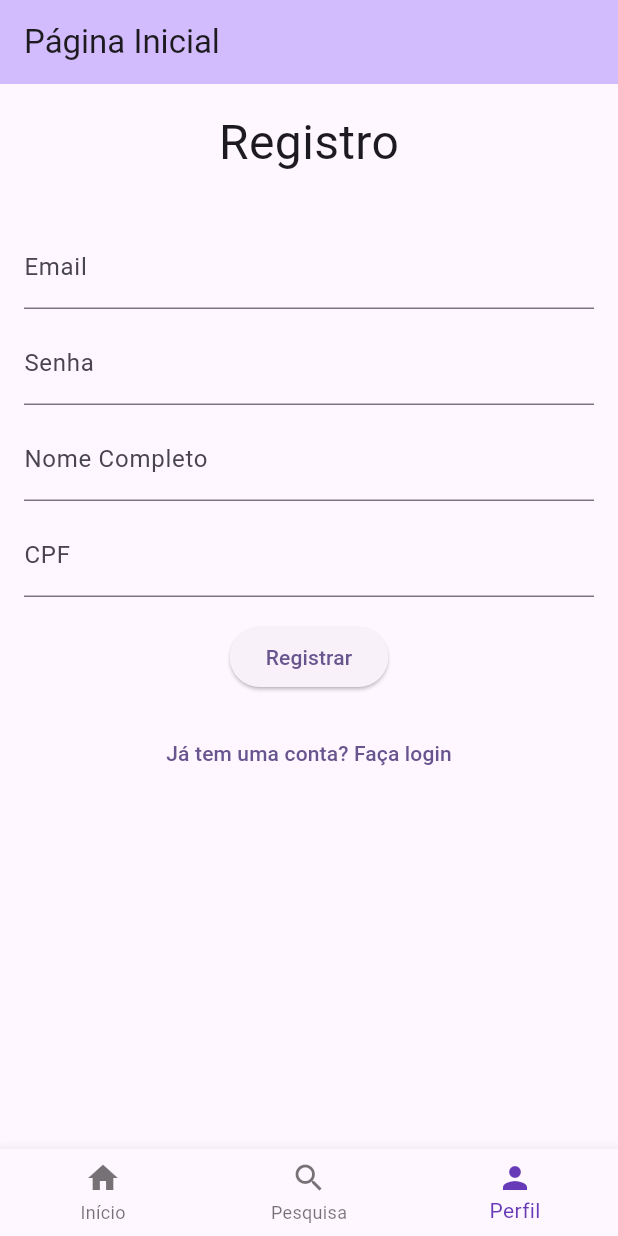
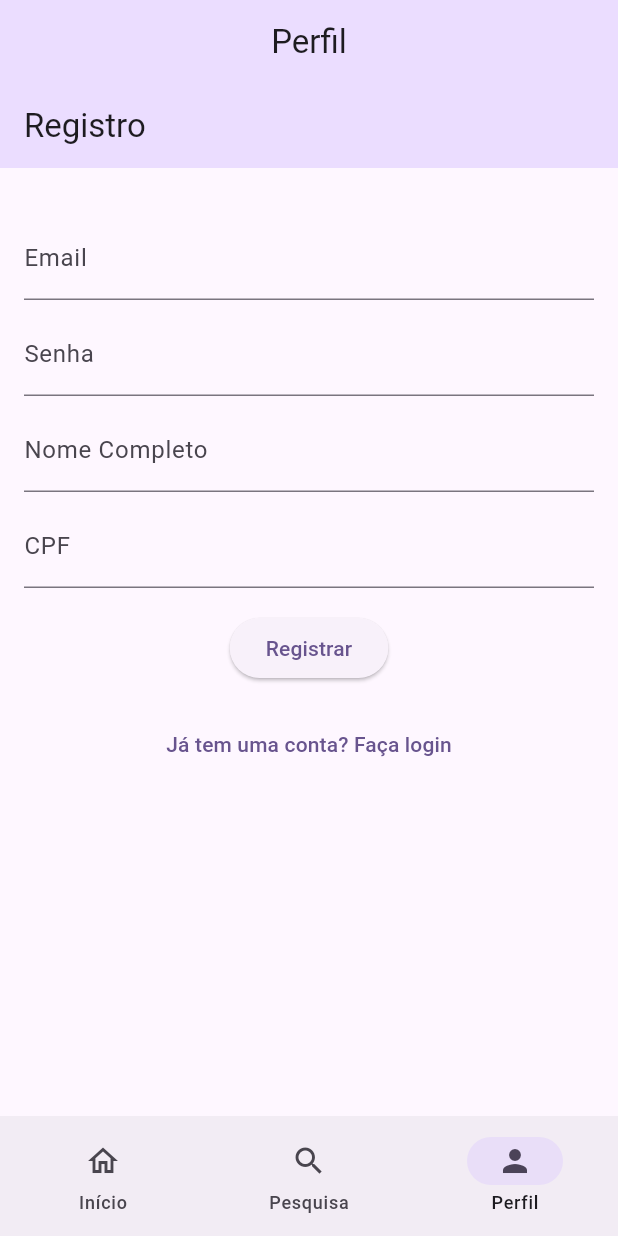
Before and after one commit to gustavosett/tcc-final, a Flutter app: the screen it shows after launch, item 3 of the bottom bar chosen, on a phone screen of 412 x 824 dp. Run offline on Flutter 3.47's test engine with Material 3 defaults, Android fonts, the light colour scheme and no system bars; our stand-ins replace cached_network_image, shared_preferences; accounts and stored records are empty; network calls fail.

Commit message:
update style

```diff
--- a/frontend/lib/main.dart
+++ b/frontend/lib/main.dart
@@ -5,7 +5,7 @@ import 'package:shared_preferences/shared_preferences.dart'; // Para armazenamen
 import 'package:cached_network_image/cached_network_image.dart';
 
 void main() async {
-  WidgetsFlutterBinding.ensureInitialized(); // Certifique-se de que isso está presente
+  WidgetsFlutterBinding.ensureInitialized();
   runApp(const MyApp());
 }
 
@@ -17,12 +17,12 @@ class MyApp extends StatelessWidget {
   @override
   Widget build(BuildContext context) {
     return MaterialApp(
-      title: 'Flutter com Autenticação e Perfil',
+      title: 'MesApp',
       theme: ThemeData(
-        colorScheme: ColorScheme.fromSeed(seedColor: Colors.deepPurple),
         useMaterial3: true,
+        colorSchemeSeed: Colors.deepPurple,
       ),
-      home: const MyHomePage(title: 'Página Inicial'),
+      home: const MyHomePage(title: 'MesApp'),
     );
   }
 }
@@ -34,20 +34,6 @@ class MyHomePage extends StatefulWidget {
 
   @override
   State<MyHomePage> createState() => _MyHomePageState();
-}
-
-class HomePlaceholderPage extends StatelessWidget {
-  const HomePlaceholderPage({super.key});
-
-  @override
-  Widget build(BuildContext context) {
-    return const Center(
-      child: Text(
-        'Página Home',
-        style: TextStyle(fontSize: 24),
-      ),
-    );
-  }
 }
 
 class _MyHomePageState extends State<MyHomePage> {
@@ -65,32 +51,38 @@ class _MyHomePageState extends State<MyHomePage> {
     });
   }
 
+  final List<String> _titles = ['Início', 'Pesquisa', 'Perfil'];
+
   @override
   Widget build(BuildContext context) {
     return Scaffold(
       appBar: AppBar(
-        title: Text(widget.title),
-        backgroundColor: Theme.of(context).colorScheme.inversePrimary,
+        title: Text(_titles[_selectedIndex]),
+        centerTitle: true,
+        backgroundColor: Theme.of(context).colorScheme.primaryContainer,
+        elevation: 0,
       ),
       body: _pages.elementAt(_selectedIndex),
-      bottomNavigationBar: BottomNavigationBar(
-        items: const <BottomNavigationBarItem>[
-          BottomNavigationBarItem(
-            icon: Icon(Icons.home),
+      bottomNavigationBar: NavigationBar(
+        selectedIndex: _selectedIndex,
+        onDestinationSelected: _onItemTapped,
+        destinations: const <NavigationDestination>[
+          NavigationDestination(
+            icon: Icon(Icons.home_outlined),
+            selectedIcon: Icon(Icons.home),
             label: 'Início',
           ),
-          BottomNavigationBarItem(
-            icon: Icon(Icons.search),
+          NavigationDestination(
+            icon: Icon(Icons.search_outlined),
+            selectedIcon: Icon(Icons.search),
             label: 'Pesquisa',
           ),
-          BottomNavigationBarItem(
-            icon: Icon(Icons.person),
+          NavigationDestination(
+            icon: Icon(Icons.person_outline),
+            selectedIcon: Icon(Icons.person),
             label: 'Perfil',
           ),
         ],
-        currentIndex: _selectedIndex,
-        selectedItemColor: Colors.deepPurple,
-        onTap: _onItemTapped,
       ),
     );
   }
@@ -214,7 +206,6 @@ class _HomePageState extends State<HomePage> {
         itemCount: restaurants.length + (hasMore ? 1 : 0),
         itemBuilder: (context, index) {
           if (index == restaurants.length) {
-            // Exibe o indicador de carregamento no final da lista
             return const Padding(
               padding: EdgeInsets.symmetric(vertical: 16),
               child: Center(child: CircularProgressIndicator()),
@@ -225,7 +216,6 @@ class _HomePageState extends State<HomePage> {
           return RestaurantListItem(
             restaurant: restaurant,
             onTap: () {
-              // Navegar para a página de detalhes do restaurante
               Navigator.push(
                 context,
                 MaterialPageRoute(
@@ -241,7 +231,6 @@ class _HomePageState extends State<HomePage> {
   }
 }
 
-// Página de Pesquisa
 class SearchPage extends StatelessWidget {
   const SearchPage({super.key});
 
@@ -289,7 +278,6 @@ class Item {
     );
   }
 }
-
 
 class User {
   final String email;
@@ -386,7 +374,8 @@ class Restaurant {
 class RestaurantDetailPage extends StatefulWidget {
   final Restaurant restaurant;
 
-  const RestaurantDetailPage({Key? key, required this.restaurant}) : super(key: key);
+  const RestaurantDetailPage({Key? key, required this.restaurant})
+      : super(key: key);
 
   @override
   _RestaurantDetailPageState createState() => _RestaurantDetailPageState();
@@ -413,7 +402,8 @@ class _RestaurantDetailPageState extends State<RestaurantDetailPage> {
   }
 
   Future<void> _fetchRestaurantDetails() async {
-    final url = '${MyApp.urlBackend}/api/v1/restaurants/${widget.restaurant.id}';
+    final url =
+        '${MyApp.urlBackend}/api/v1/restaurants/${widget.restaurant.id}';
 
     try {
       final response = await http.get(
@@ -451,15 +441,14 @@ class _RestaurantDetailPageState extends State<RestaurantDetailPage> {
 
   void _onScheduleButtonPressed() {
     if (accessToken != null) {
-      // Usuário está logado, navegar para a página de agendamento
       Navigator.push(
         context,
         MaterialPageRoute(
-          builder: (context) => BookingPage(restaurantId: widget.restaurant.id),
+          builder: (context) =>
+              BookingPage(restaurantId: widget.restaurant.id),
         ),
       );
     } else {
-      // Usuário não está logado, navegar para a página de login
       Navigator.push(
         context,
         MaterialPageRoute(builder: (context) => const AuthPage()),
@@ -497,12 +486,11 @@ class _RestaurantDetailPageState extends State<RestaurantDetailPage> {
     return Scaffold(
       appBar: AppBar(
         title: Text(restaurant.name),
-        backgroundColor: Theme.of(context).colorScheme.inversePrimary,
+        backgroundColor: Theme.of(context).colorScheme.primaryContainer,
       ),
       body: SingleChildScrollView(
         child: Column(
           children: [
-            // Imagem Grande do Restaurante usando CachedNetworkImage
             CachedNetworkImage(
               imageUrl: restaurant.image.isNotEmpty
                   ? restaurant.image
@@ -524,7 +512,6 @@ class _RestaurantDetailPageState extends State<RestaurantDetailPage> {
               ),
             ),
             const SizedBox(height: 16),
-            // Informações Básicas
             Padding(
               padding: const EdgeInsets.symmetric(horizontal: 16.0),
               child: Column(
@@ -532,7 +519,8 @@ class _RestaurantDetailPageState extends State<RestaurantDetailPage> {
                 children: [
                   Text(
                     restaurant.name,
-                    style: const TextStyle(fontSize: 24, fontWeight: FontWeight.bold),
+                    style: const TextStyle(
+                        fontSize: 24, fontWeight: FontWeight.bold),
                   ),
                   const SizedBox(height: 8),
                   Text(
@@ -564,7 +552,6 @@ class _RestaurantDetailPageState extends State<RestaurantDetailPage> {
                     ],
                   ),
                   const SizedBox(height: 16),
-                  // Botão de Agendar
                   SizedBox(
                     width: double.infinity,
                     child: ElevatedButton(
@@ -573,10 +560,10 @@ class _RestaurantDetailPageState extends State<RestaurantDetailPage> {
                     ),
                   ),
                   const SizedBox(height: 16),
-                  // Lista de Itens (Menu)
                   const Text(
                     'Itens do Menu',
-                    style: TextStyle(fontSize: 20, fontWeight: FontWeight.bold),
+                    style: TextStyle(
+                        fontSize: 20, fontWeight: FontWeight.bold),
                   ),
                   const SizedBox(height: 8),
                   restaurant.items.isEmpty
@@ -601,13 +588,17 @@ class _RestaurantDetailPageState extends State<RestaurantDetailPage> {
                                         width: 80,
                                         height: 80,
                                         fit: BoxFit.cover,
-                                        placeholder: (context, url) => Container(
+                                        placeholder: (context, url) =>
+                                            Container(
                                           width: 80,
                                           height: 80,
                                           color: Colors.grey[200],
-                                          child: const Center(child: CircularProgressIndicator()),
+                                          child: const Center(
+                                              child:
+                                                  CircularProgressIndicator()),
                                         ),
-                                        errorWidget: (context, url, error) => Container(
+                                        errorWidget:
+                                            (context, url, error) => Container(
                                           width: 80,
                                           height: 80,
                                           color: Colors.grey[300],
@@ -640,9 +631,6 @@ class _RestaurantDetailPageState extends State<RestaurantDetailPage> {
   }
 }
 
-
-
-
 class RestaurantListItem extends StatelessWidget {
   final Restaurant restaurant;
   final VoidCallback onTap;
@@ -657,8 +645,10 @@ class RestaurantListItem extends StatelessWidget {
   Widget build(BuildContext context) {
     return InkWell(
       onTap: onTap,
+      splashColor: Theme.of(context).colorScheme.primary.withOpacity(0.1),
       child: Card(
         margin: const EdgeInsets.symmetric(vertical: 4, horizontal: 8),
+        elevation: 2,
         child: Padding(
           padding: const EdgeInsets.all(8.0),
           child: Row(
@@ -666,19 +656,25 @@ class RestaurantListItem extends StatelessWidget {
               // Imagem do Restaurante
               ClipRRect(
                 borderRadius: BorderRadius.circular(8),
-                child: Image.network(
-                  restaurant.image.isNotEmpty ? restaurant.image : 'https://via.placeholder.com/60',
+                child: CachedNetworkImage(
+                  imageUrl: restaurant.image.isNotEmpty
+                      ? restaurant.image
+                      : 'https://via.placeholder.com/60',
                   width: 60,
                   height: 60,
                   fit: BoxFit.cover,
-                  errorBuilder: (context, error, stackTrace) {
-                    return Container(
-                      width: 60,
-                      height: 60,
-                      color: Colors.grey[300],
-                      child: const Icon(Icons.restaurant, color: Colors.grey),
-                    );
-                  },
+                  placeholder: (context, url) => Container(
+                    width: 60,
+                    height: 60,
+                    color: Colors.grey[200],
+                    child: const Center(child: CircularProgressIndicator()),
+                  ),
+                  errorWidget: (context, url, error) => Container(
+                    width: 60,
+                    height: 60,
+                    color: Colors.grey[300],
+                    child: const Icon(Icons.restaurant, color: Colors.grey),
+                  ),
                 ),
               ),
               const SizedBox(width: 8),
@@ -689,7 +685,9 @@ class RestaurantListItem extends StatelessWidget {
                   children: [
                     // Nome do Restaurante
                     Text(
-                      restaurant.name.isNotEmpty ? restaurant.name : 'Sem Nome',
+                      restaurant.name.isNotEmpty
+                          ? restaurant.name
+                          : 'Sem Nome',
                       style: const TextStyle(
                         fontSize: 16,
                         fontWeight: FontWeight.bold,
@@ -698,7 +696,9 @@ class RestaurantListItem extends StatelessWidget {
                     const SizedBox(height: 4),
                     // Descrição do Restaurante
                     Text(
-                      restaurant.description.isNotEmpty ? restaurant.description : 'Sem Descrição',
+                      restaurant.description.isNotEmpty
+                          ? restaurant.description
+                          : 'Sem Descrição',
                       maxLines: 2,
                       overflow: TextOverflow.ellipsis,
                     ),
@@ -722,8 +722,6 @@ class RestaurantListItem extends StatelessWidget {
   }
 }
 
-
-
 class Book {
   final String restaurantId;
   final int peopleQuantity;
@@ -747,11 +745,13 @@ class Book {
     return Book(
       restaurantId: json['restaurant_id'] ?? '',
       peopleQuantity: json['people_quantity'] ?? 0,
-      reservedFor: DateTime.tryParse(json['reserved_for'] ?? '') ?? DateTime.now(),
+      reservedFor:
+          DateTime.tryParse(json['reserved_for'] ?? '') ?? DateTime.now(),
       id: json['id'] ?? '',
       ownerId: json['owner_id'] ?? '',
       active: json['active'] ?? false,
-      createdAt: DateTime.tryParse(json['created_at'] ?? '') ?? DateTime.now(),
+      createdAt:
+          DateTime.tryParse(json['created_at'] ?? '') ?? DateTime.now(),
     );
   }
 }
@@ -791,7 +791,6 @@ class _BookingPageState extends State<BookingPage> {
     String? accessToken = prefs.getString('access_token');
 
     if (accessToken == null) {
-      // Usuário não está logado, redirecionar para login
       Navigator.pushReplacement(
         context,
         MaterialPageRoute(builder: (context) => const AuthPage()),
@@ -823,17 +822,15 @@ class _BookingPageState extends State<BookingPage> {
         Book newBook = Book.fromJson(responseData);
 
         if (!newBook.active) {
-          // Reserva não está ativa, redirecionar para a página de pagamento
           Navigator.pushReplacement(
             context,
             MaterialPageRoute(builder: (context) => PaymentPage(book: newBook)),
           );
         } else {
-          // Reserva ativa, mostrar confirmação
           ScaffoldMessenger.of(context).showSnackBar(
             const SnackBar(content: Text('Reserva realizada com sucesso!')),
           );
-          Navigator.pop(context); // Volta para a página de detalhes do restaurante
+          Navigator.pop(context);
         }
       } else {
         setState(() {
@@ -883,7 +880,7 @@ class _BookingPageState extends State<BookingPage> {
     return Scaffold(
       appBar: AppBar(
         title: const Text('Agendar Reserva'),
-        backgroundColor: Theme.of(context).colorScheme.inversePrimary,
+        backgroundColor: Theme.of(context).colorScheme.primaryContainer,
       ),
       body: Padding(
         padding: const EdgeInsets.all(16.0),
@@ -893,7 +890,6 @@ class _BookingPageState extends State<BookingPage> {
                 key: _formKey,
                 child: Column(
                   children: [
-                    // Campo para selecionar a quantidade de pessoas
                     TextFormField(
                       initialValue: _peopleQuantity.toString(),
                       decoration: const InputDecoration(
@@ -917,7 +913,6 @@ class _BookingPageState extends State<BookingPage> {
                       },
                     ),
                     const SizedBox(height: 16),
-                    // Botão para selecionar a data e hora
                     Row(
                       children: [
                         Expanded(
@@ -934,14 +929,12 @@ class _BookingPageState extends State<BookingPage> {
                       ],
                     ),
                     const SizedBox(height: 16),
-                    // Mensagem de erro
                     if (errorMessage != null)
                       Text(
                         errorMessage!,
                         style: const TextStyle(color: Colors.red),
                       ),
                     const SizedBox(height: 16),
-                    // Botão para enviar a reserva
                     ElevatedButton(
                       onPressed: _submitBooking,
                       child: const Text('Confirmar Reserva'),
@@ -954,7 +947,6 @@ class _BookingPageState extends State<BookingPage> {
   }
 }
 
-
 class PaymentPage extends StatelessWidget {
   final Book book;
 
@@ -968,7 +960,7 @@ class PaymentPage extends StatelessWidget {
     return Scaffold(
       appBar: AppBar(
         title: const Text('Pagamento'),
-        backgroundColor: Theme.of(context).colorScheme.inversePrimary,
+        backgroundColor: Theme.of(context).colorScheme.primaryContainer,
       ),
       body: Padding(
         padding: const EdgeInsets.all(16.0),
@@ -1004,8 +996,6 @@ class PaymentPage extends StatelessWidget {
   }
 }
 
-
-// Página de Perfil
 class ProfilePage extends StatefulWidget {
   const ProfilePage({super.key});
 
@@ -1064,7 +1054,6 @@ class _ProfilePageState extends State<ProfilePage> {
 
       if (response.statusCode == 200) {
         final responseData = jsonDecode(response.body);
-        // Envolva a conversão em um try-catch interno
         try {
           User parsedUser = User.fromJson(responseData);
           setState(() {
@@ -1078,7 +1067,6 @@ class _ProfilePageState extends State<ProfilePage> {
           });
         }
       } else {
-        // Token inválido ou usuário não autenticado
         setState(() {
           errorMessage = 'Sessão expirada. Por favor, faça login novamente.';
           isLoading = false;
@@ -1107,17 +1095,14 @@ class _ProfilePageState extends State<ProfilePage> {
   @override
   Widget build(BuildContext context) {
     if (isLoading) {
-      // Exibe um indicador de carregamento enquanto busca os dados
       return const Center(child: CircularProgressIndicator());
     }
 
     if (accessToken == null) {
-      // Se não estiver logado, exibe a página de autenticação
       return const AuthPage();
     }
 
     if (errorMessage != null) {
-      // Exibe a mensagem de erro
       return Center(
         child: Column(
           mainAxisAlignment: MainAxisAlignment.center,
@@ -1139,7 +1124,6 @@ class _ProfilePageState extends State<ProfilePage> {
       );
     }
 
-    // Se estiver logado e os dados do usuário foram carregados
     return SingleChildScrollView(
       padding: const EdgeInsets.all(16.0),
       child: user == null
@@ -1179,19 +1163,27 @@ class _ProfilePageState extends State<ProfilePage> {
                           final restaurant = user!.restaurants[index];
                           return Card(
                             child: ListTile(
-                              leading: Image.network(
-                                restaurant.image,
+                              leading: CachedNetworkImage(
+                                imageUrl: restaurant.image.isNotEmpty
+                                    ? restaurant.image
+                                    : 'https://via.placeholder.com/50',
                                 width: 50,
                                 height: 50,
                                 fit: BoxFit.cover,
-                                errorBuilder: (context, error, stackTrace) {
-                                  return const Icon(Icons.restaurant);
-                                },
+                                placeholder: (context, url) => Container(
+                                  width: 50,
+                                  height: 50,
+                                  color: Colors.grey[200],
+                                  child: const Center(
+                                      child: CircularProgressIndicator()),
+                                ),
+                                errorWidget: (context, url, error) =>
+                                    const Icon(Icons.restaurant),
                               ),
                               title: Text(restaurant.name),
                               subtitle: Text(restaurant.description),
                               onTap: () {
-                                // Ação ao tocar no restaurante (pode navegar para detalhes)
+                                // Ação ao tocar no restaurante
                               },
                             ),
                           );
@@ -1219,10 +1211,8 @@ class _ProfilePageState extends State<ProfilePage> {
                               subtitle: Column(
                                 crossAxisAlignment: CrossAxisAlignment.start,
                                 children: [
-                                  Text(
-                                      'Restaurante ID: ${book.restaurantId}'), // Você pode mapear para o nome do restaurante se tiver essa informação
-                                  Text(
-                                      'Pessoas: ${book.peopleQuantity}'),
+                                  Text('Restaurante ID: ${book.restaurantId}'),
+                                  Text('Pessoas: ${book.peopleQuantity}'),
                                   Text(
                                       'Reservado para: ${book.reservedFor.toLocal()}'),
                                   Text(
@@ -1230,7 +1220,7 @@ class _ProfilePageState extends State<ProfilePage> {
                                 ],
                               ),
                               onTap: () {
-                                // Ação ao tocar na reserva (pode navegar para detalhes)
+                                // Ação ao tocar na reserva
                               },
                             ),
                           );
@@ -1247,8 +1237,8 @@ class _ProfilePageState extends State<ProfilePage> {
                     child: const Text(
                       'Logout',
                       style: TextStyle(
-                        fontWeight: FontWeight.bold, // Torna o texto em negrito
-                        color: Colors.white, // Define a cor do texto como branco
+                        fontWeight: FontWeight.bold,
+                        color: Colors.white,
                       ),
                     ),
                   ),
@@ -1259,7 +1249,6 @@ class _ProfilePageState extends State<ProfilePage> {
   }
 }
 
-// Página de Autenticação (Registro e Login)
 class AuthPage extends StatefulWidget {
   const AuthPage({super.key});
 
@@ -1278,11 +1267,12 @@ class _AuthPageState extends State<AuthPage> {
 
   @override
   Widget build(BuildContext context) {
-    return showLogin ? LoginForm(toggleForm: toggleForm) : SignupForm(toggleForm: toggleForm);
-  }
-}
-
-// Formulário de Registro
+    return showLogin
+        ? LoginForm(toggleForm: toggleForm)
+        : SignupForm(toggleForm: toggleForm);
+  }
+}
+
 class SignupForm extends StatefulWidget {
   final VoidCallback toggleForm;
 
@@ -1315,7 +1305,8 @@ class _SignupFormState extends State<SignupForm> {
     final body = jsonEncode({
       'email': _emailController.text,
       'password': _passwordController.text,
-      'full_name': _fullNameController.text.isEmpty ? null : _fullNameController.text,
+      'full_name':
+          _fullNameController.text.isEmpty ? null : _fullNameController.text,
       'cpf': _cpfController.text,
     });
 
@@ -1327,7 +1318,6 @@ class _SignupFormState extends State<SignupForm> {
       );
 
       if (response.statusCode == 200 || response.statusCode == 201) {
-        // Registro bem-sucedido, alternar para o formulário de login
         ScaffoldMessenger.of(context).showSnackBar(
           const SnackBar(content: Text('Registro realizado com sucesso!')),
         );
@@ -1356,15 +1346,14 @@ class _SignupFormState extends State<SignupForm> {
   @override
   Widget build(BuildContext context) {
     return Scaffold(
+      appBar: AppBar(
+        title: const Text('Registro'),
+        backgroundColor: Theme.of(context).colorScheme.primaryContainer,
+      ),
       body: SingleChildScrollView(
         padding: const EdgeInsets.all(16.0),
         child: Column(
           children: [
-            const Text(
-              'Registro',
-              style: TextStyle(fontSize: 32),
-            ),
-            const SizedBox(height: 16),
             if (errorMessage != null)
               Text(
                 errorMessage!,
@@ -1384,7 +1373,8 @@ class _SignupFormState extends State<SignupForm> {
                       if (value == null || value.isEmpty) {
                         return 'Por favor, insira seu email';
                       }
-                      if (!RegExp(r'^[^@]+@[^@]+\.[^@]+').hasMatch(value)) {
+                      if (!RegExp(r'^[^@]+@[^@]+\.[^@]+')
+                          .hasMatch(value)) {
                         return 'Por favor, insira um email válido';
                       }
                       return null;
@@ -1410,11 +1400,8 @@ class _SignupFormState extends State<SignupForm> {
                   // Campo de Nome Completo
                   TextFormField(
                     controller: _fullNameController,
-                    decoration: const InputDecoration(labelText: 'Nome Completo'),
-                    validator: (value) {
-                      // Nome completo pode ser opcional, dependendo da API
-                      return null;
-                    },
+                    decoration:
+                        const InputDecoration(labelText: 'Nome Completo'),
                   ),
                   const SizedBox(height: 8),
                   // Campo de CPF
@@ -1450,12 +1437,11 @@ class _SignupFormState extends State<SignupForm> {
             ),
           ],
         ),
-      )
+      ),
     );
   }
 }
 
-// Formulário de Login
 class LoginForm extends StatefulWidget {
   final VoidCallback toggleForm;
 
@@ -1499,16 +1485,13 @@ class _LoginFormState extends State<LoginForm> {
         final responseData = jsonDecode(response.body);
         String accessToken = responseData['access_token'];
 
-        // Armazena o token
         SharedPreferences prefs = await SharedPreferences.getInstance();
         await prefs.setString('access_token', accessToken);
 
-        // Atualiza o estado para refletir o login
         setState(() {
           isLoading = false;
         });
 
-        // Redefine a página para que o ProfilePage seja reconstruído com os novos dados
         Navigator.of(context).pushReplacement(
           MaterialPageRoute(builder: (context) => const MyHomePage(title: 'MesApp')),
         );
@@ -1535,15 +1518,14 @@ class _LoginFormState extends State<LoginForm> {
   @override
   Widget build(BuildContext context) {
     return Scaffold(
+      appBar: AppBar(
+        title: const Text('Login'),
+        backgroundColor: Theme.of(context).colorScheme.primaryContainer,
+      ),
       body: SingleChildScrollView(
         padding: const EdgeInsets.all(16.0),
         child: Column(
           children: [
-            const Text(
-              'Login',
-              style: TextStyle(fontSize: 32),
-            ),
-            const SizedBox(height: 16),
             if (errorMessage != null)
               Text(
                 errorMessage!,
@@ -1563,7 +1545,8 @@ class _LoginFormState extends State<LoginForm> {
                       if (value == null || value.isEmpty) {
                         return 'Por favor, insira seu email';
                       }
-                      if (!RegExp(r'^[^@]+@[^@]+\.[^@]+').hasMatch(value)) {
+                      if (!RegExp(r'^[^@]+@[^@]+\.[^@]+')
+                          .hasMatch(value)) {
                         return 'Por favor, insira um email válido';
                       }
                       return null;
@@ -1600,7 +1583,7 @@ class _LoginFormState extends State<LoginForm> {
             ),
           ],
         ),
-      )
+      ),
     );
   }
 }
```
